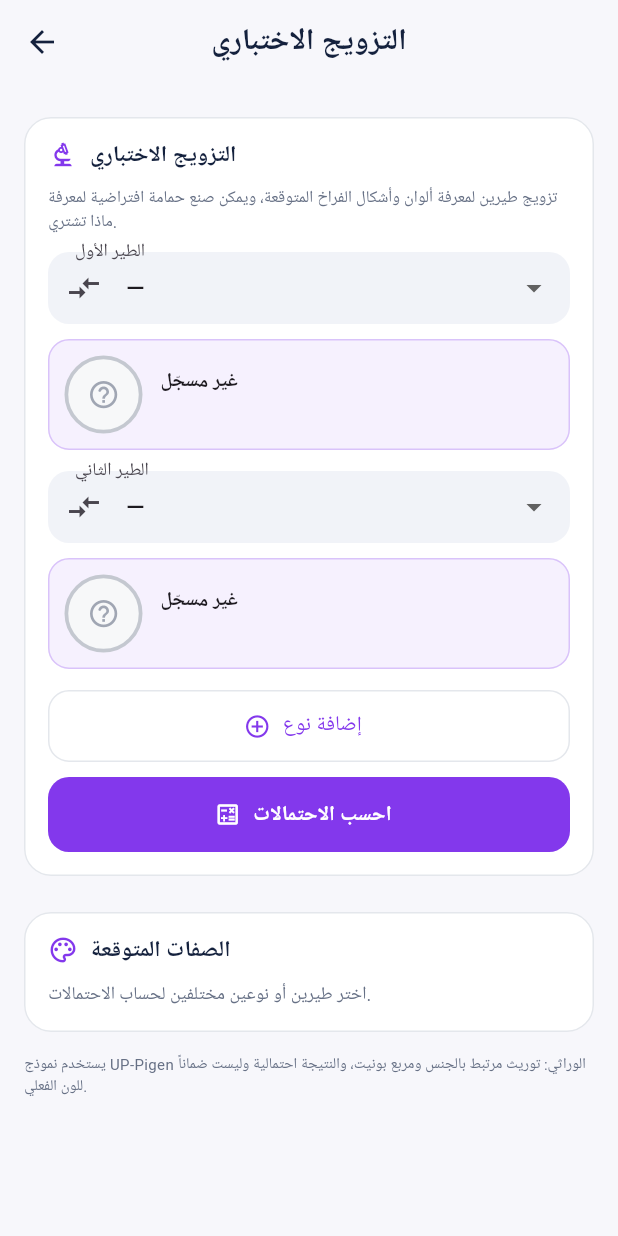
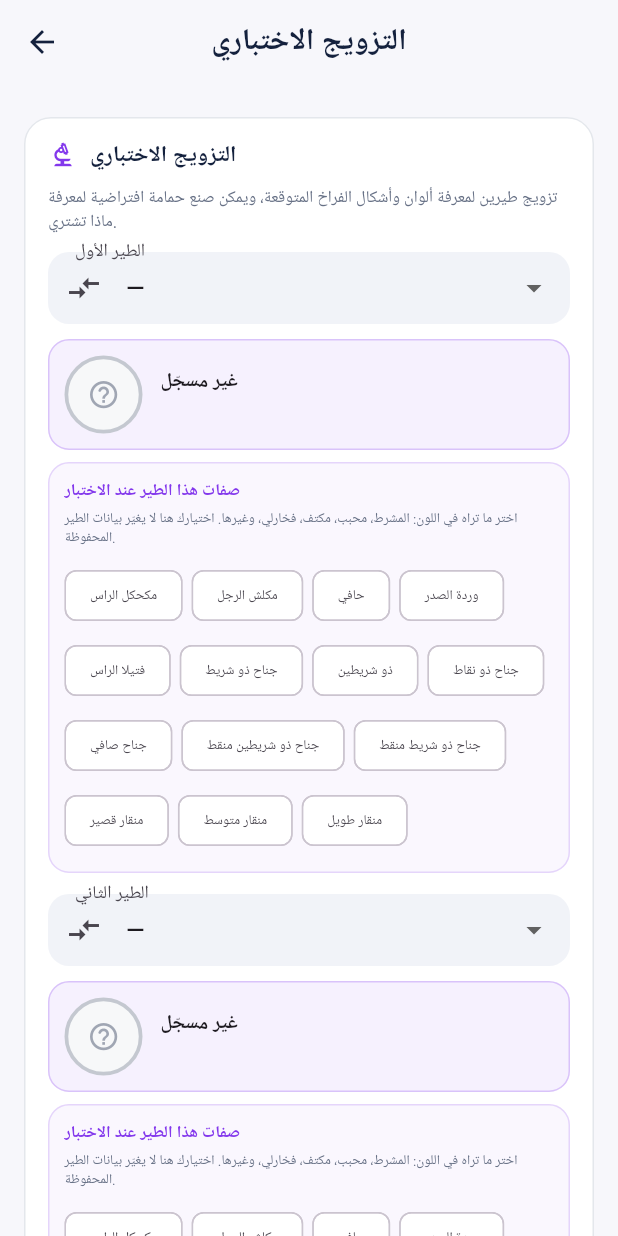
Before and after one commit to dotee313/DataHmamat, a Flutter app: the TestMatingPage screen opened directly, on a phone screen of 412 x 824 dp. Run offline on Flutter 3.47's test engine with Material 3 defaults, Android fonts, the phone set to English and light mode, and no system bars; our stand-ins replace file_picker, fl_chart, flutter_local_notifications, image_picker, pdf, qr_flutter and 3 more; accounts and stored records are empty.

Commit message:
تصحيح مسميات الوراثة وسؤال المستخدم عن صفات الطير عند التزويج

```diff
--- a/lib/genetics/genes.dart
+++ b/lib/genetics/genes.dart
@@ -94,7 +94,7 @@ final Map<String, Locus> loci = <String, Locus>{
     name: 'Check / Bar / T-pattern',
     description: 'نقش درع الجناح: T > C > + (شريط) > c (بلا شريط).',
     alleles: <String, Allele>{
-      'T': _a('T', 'T-pattern', 'نقش T داكن شبه صلب', 4, 'check داكن'),
+      'T': _a('T', 'T-pattern', 'نقش مكتف داكن شبه صلت', 4, 'check داكن'),
       'C': _a('C', 'Check', 'نقش منقّط / check', 3, 'checker'),
       '+': _a('+', 'Bar (wild type)', 'شريطان أسودان', 2, 'bar'),
       'c': _a('c', 'Barless', 'بلا شرائط', 1, 'barless'),
@@ -121,7 +121,7 @@ final Map<String, Locus> loci = <String, Locus>{
   'e': Locus(
     symbol: 'e',
     name: 'Recessive Red',
-    description: 'أحمر متوارٍ يحجب النقش ويعطي أحمر/كريمي.',
+    description: 'أحمر متنحي يحجب النقش ويعطي أحمر/كريمي.',
     alleles: <String, Allele>{
       'E+': _a('E+', 'Normal', 'تصبغ طبيعي', 2),
       'e': _a('e', 'Recessive Red', 'جسم أحمر/كريمي', 1, 'recessive red / cream'),
@@ -157,7 +157,7 @@ final Map<String, Locus> loci = <String, Locus>{
   'I': Locus(
     symbol: 'I',
     name: 'Ice',
-    description: 'تخفيف جليدي سائد بريش باهت متجمد.',
+    description: 'تخفيف باهت سائد بريش شاحب متجمد.',
     alleles: <String, Allele>{
       'I': _a('I', 'Ice', 'ريش باهت متجمد', 2, 'ice'),
       'i+': _a('i+', 'Normal', 'بلا جليد', 1),
--- a/lib/genetics/mapping.dart
+++ b/lib/genetics/mapping.dart
@@ -12,10 +12,19 @@ PigeonSex sexOf(Bird bird) => (bird.sex == 'أنثى' || bird.sex == 'female')
     ? PigeonSex.female
     : PigeonSex.male;
 
-Genotype genotypeFor(Bird bird) {
-  final builder = GenotypeBuilder(sexOf(bird));
-  _applyColor(builder, bird.color.trim());
-  for (final trait in bird.traits) {
+Genotype genotypeFor(Bird bird) =>
+    genotypeForParts(sexOf(bird), bird.color, bird.traits);
+
+/// اللون يضبط مواقع اللون فقط؛ أما نقش الجناح وبقية الصفات فتؤخذ من
+/// اختيار المستخدم في شاشة التزويج، لأن اللون الواحد قد يكون مشرطاً أو فخارلياً.
+Genotype genotypeForParts(
+  PigeonSex sex,
+  String color,
+  Iterable<String> traits,
+) {
+  final builder = GenotypeBuilder(sex);
+  _applyColor(builder, color.trim());
+  for (final trait in traits) {
     _applyTrait(builder, trait.trim());
   }
   return builder.build();
@@ -49,8 +58,8 @@ void _applyColor(GenotypeBuilder builder, String color) {
       builder.setBoth('e', 'e', 'e');
       break;
     case 'ازرق':
+      // النقش لا يُستنتج من اللون؛ المستخدم يختاره في شاشة التزويج.
       builder.setB('B^+');
-      builder.setBoth('C', '+', '+');
       break;
     case 'رمادي':
       builder.setB('B^+');
@@ -85,15 +94,20 @@ void _applyTrait(GenotypeBuilder builder, String trait) {
       builder.setBoth('C', 'T', '+');
       break;
     case 'مكحكل الراس':
-      builder.setBoth('S', 'S', 'S');
-      break;
     case 'فتيلا الراس':
+      // كلاهما فتيلا في الرأس: موقع Crest (Cr).
       builder.setBoth('Cr', 'Cr', 'Cr');
       break;
     case 'وردة الصدر':
-      builder.setBoth('G', 'G', 'G');
+      // فتيلا/مفتل الصدر: موقع Frill (Fr).
+      builder.setBoth('Fr', 'Fr', 'Fr');
       break;
     case 'مكلش الرجل':
+      // مكلش الرجل = ريش على الرجلين (Foot feathering).
+      builder.setBoth('F', 'F', 'F');
+      break;
+    case 'حافي':
+      // حافي = بلا ريش في القدمين.
       builder.setBoth('F', 'f+', 'f+');
       break;
     default:
@@ -102,14 +116,25 @@ void _applyTrait(GenotypeBuilder builder, String trait) {
   }
 }
 
-double beakScoreFor(Bird bird) {
+double beakScoreForTraits(Iterable<String> traits) {
   var score = 0.0;
-  if (bird.traits.contains('منقار قصير')) score -= 2.0;
-  if (bird.traits.contains('منقار طويل')) score += 2.0;
+  if (traits.contains('منقار قصير')) score -= 2.0;
+  if (traits.contains('منقار طويل')) score += 2.0;
   return score;
 }
 
+double beakScoreFor(Bird bird) => beakScoreForTraits(bird.traits);
+
 /// المنقار صفة متعددة الجينات: متوسط درجتي الأب والأم.
-BeakModel expectedBeak(Bird father, Bird mother) => BeakModel(
-      lengthScore: (beakScoreFor(father) + beakScoreFor(mother)) / 2,
+BeakModel expectedBeakTraits(
+  Iterable<String> fatherTraits,
+  Iterable<String> motherTraits,
+) =>
+    BeakModel(
+      lengthScore: (beakScoreForTraits(fatherTraits) +
+              beakScoreForTraits(motherTraits)) /
+          2,
     );
+
+BeakModel expectedBeak(Bird father, Bird mother) =>
+    expectedBeakTraits(father.traits, mother.traits);
--- a/lib/genetics/mutations.dart
+++ b/lib/genetics/mutations.dart
@@ -57,7 +57,7 @@ final List<Mutation> mutations = <Mutation>[
     locus: 'C',
     allele: 'T',
     inheritance: 'dominant over check',
-    description: 'نقش T داكن شبه صلب.',
+    description: 'نقش مكتف داكن شبه صلت.',
   ),
   const Mutation(
     name: 'Barless',
@@ -111,7 +111,7 @@ final List<Mutation> mutations = <Mutation>[
     locus: 'I',
     allele: 'I',
     inheritance: 'autosomal dominant',
-    description: 'تخفيف جليدي بريش باهت.',
+    description: 'تخفيف باهت بريش شاحب.',
     breeds: <String>['Ice Pigeon'],
   ),
   const Mutation(
--- a/lib/l10n.dart
+++ b/lib/l10n.dart
@@ -193,7 +193,7 @@ abstract final class S {
   static String get aboutText => ar
       ? 'سجل الحمامات المحلي. بياناتك ملكك، تبقى على جهازك.'
       : 'Your offline pigeon record. Your data stays on your device.';
-  static String get version => ar ? 'الإصدار 0.6.1' : 'Version 0.6.1';
+  static String get version => ar ? 'الإصدار 0.6.2' : 'Version 0.6.2';
 
   /// الصفات الجاهزة بأسمائها العربية كما كُتبت، بلا تحريف ولا تشكيل.
   static const List<String> readyColors = <String>[
@@ -211,6 +211,7 @@ abstract final class S {
   static const List<String> readyMarks = <String>[
     'مكحكل الراس',
     'مكلش الرجل',
+    'حافي',
     'وردة الصدر',
     'فتيلا الراس',
   ];
@@ -286,8 +287,13 @@ abstract final class S {
   static String get expectedTraits => ar ? 'الصفات المتوقعة' : 'Expected traits';
   static String get traitChance => ar ? 'الاحتمال' : 'Chance';
   static String get testMatingHint => ar
-      ? 'يستخدم نموذج UP-Pigen الوراثي: توريث مرتبط بالجنس ومربع بونيت، والنتيجة احتمالية وليست ضماناً للون الفعلي.'
-      : 'Uses the UP-Pigen model: sex-linked inheritance and Punnett squares; results are probabilities, not guarantees.';
+      ? 'يستخدم نموذج UP-Pigen الوراثي: توريث مرتبط بالجنس ومربع بونيت. اختر صفات كل طير بنفسك، لأن اللون وحده لا يخبرنا إن كان الجناح مشرطاً أم فخارلياً؛ النتيجة احتمالية وليست ضماناً.'
+      : 'Uses the UP-Pigen model: sex-linked inheritance and Punnett squares. Pick each parent\'s traits yourself, since color alone does not tell whether the wing is barred or barless; results are probabilities, not guarantees.';
+  static String get parentTraits =>
+      ar ? 'صفات هذا الطير عند الاختبار' : 'Traits for this parent';
+  static String get parentTraitsHint => ar
+      ? 'اختر ما تراه في اللون: المشرط، محبب، مكتف، فخارلي، وغيرها. اختيارك هنا لا يغيّر بيانات الطير المحفوظة.'
+      : 'Choose what you see in the color: barred, check, T-check, barless, and so on. This does not change the saved bird.';
   static String get chooseTwoParents => ar
       ? 'اختر طيرين أو نوعين مختلفين لحساب الاحتمالات.'
       : 'Choose two different birds or types to calculate chances.';
@@ -303,8 +309,8 @@ abstract final class S {
       ar ? 'نسبة الذكور إلى الإناث' : 'Sex ratio';
   static String get expectedBeak => ar ? 'المنقار المتوقع' : 'Expected beak';
   static String get approximateMapping => ar
-      ? 'تُترجم الألوان والصفات إلى تراكيب جينية تقريبية وفق نموذج UP-Pigen؛ النتائج احتمالية وليست ضماناً.'
-      : 'Colors and traits are mapped to approximate genotypes using UP-Pigen; results are probabilities, not guarantees.';
+      ? 'اللون يُترجم إلى مواقع اللون فقط، أما الصفات فتؤخذ من اختيارك في هذه الشاشة. كل ذلك تقريب وفق نموذج UP-Pigen، والنتائج احتمالية وليست ضماناً.'
+      : 'Color maps to color loci only; traits come from your choices in this screen. Both are approximations under UP-Pigen, and results are probabilities, not guarantees.';
   static String resultCount(int n) =>
       ar ? 'عدد النتائج المختلفة: $n' : '$n distinct results';
   static String get confirmDelete => ar ? 'تأكيد الحذف؟' : 'Confirm delete?';
--- a/lib/test_mating.dart
+++ b/lib/test_mating.dart
@@ -21,6 +21,8 @@ class TestMatingPage extends StatefulWidget {
 class _TestMatingPageState extends State<TestMatingPage> {
   String? _first;
   String? _second;
+  List<String> _firstTraits = <String>[];
+  List<String> _secondTraits = <String>[];
 
   List<PhenotypePrediction> _predictions = <PhenotypePrediction>[];
   bool _calculated = false;
@@ -75,12 +77,18 @@ class _TestMatingPageState extends State<TestMatingPage> {
     // التزويج يحتاج ذكراً وأنثى؛ نحدد الأب والأم تلقائياً من الجنس.
     Bird? father;
     Bird? mother;
+    List<String> fatherTraits = <String>[];
+    List<String> motherTraits = <String>[];
     if (sexOf(a) == PigeonSex.male && sexOf(b) == PigeonSex.female) {
       father = a;
       mother = b;
+      fatherTraits = _firstTraits;
+      motherTraits = _secondTraits;
     } else if (sexOf(a) == PigeonSex.female && sexOf(b) == PigeonSex.male) {
       father = b;
       mother = a;
+      fatherTraits = _secondTraits;
+      motherTraits = _firstTraits;
     }
     if (father == null || mother == null) {
       setState(() {
@@ -91,12 +99,15 @@ class _TestMatingPageState extends State<TestMatingPage> {
       return;
     }
 
-    final fatherGenotype = genotypeFor(father);
-    final motherGenotype = genotypeFor(mother);
+    final fatherGenotype =
+        genotypeForParts(sexOf(father), father.color, fatherTraits);
+    final motherGenotype =
+        genotypeForParts(sexOf(mother), mother.color, motherTraits);
     final offspring = cross(fatherGenotype, motherGenotype);
     final ratios = sexRatios(offspring);
     final grouped = summarizeByPhenotype(offspring, limit: 0);
-    final beakLabel = expectedBeak(father, mother).lengthClassAr();
+    final beakLabel =
+        expectedBeakTraits(fatherTraits, motherTraits).lengthClassAr();
 
     setState(() {
       _error = null;
@@ -193,6 +204,67 @@ class _TestMatingPageState extends State<TestMatingPage> {
     );
   }
 
+  Widget _traitsCard(
+    List<String> selected,
+    ValueChanged<List<String>> onChanged,
+  ) {
+    return Container(
+      padding: const EdgeInsets.all(10),
+      decoration: BoxDecoration(
+        color: AppTheme.purple.withValues(alpha: 0.04),
+        borderRadius: BorderRadius.circular(14),
+        border: Border.all(color: AppTheme.purple.withValues(alpha: 0.18)),
+      ),
+      child: Column(
+        crossAxisAlignment: CrossAxisAlignment.start,
+        children: [
+          Text(
+            S.parentTraits,
+            style: const TextStyle(
+              fontSize: 11,
+              fontWeight: FontWeight.w800,
+              color: AppTheme.purple,
+            ),
+          ),
+          const SizedBox(height: 4),
+          Text(
+            S.parentTraitsHint,
+            style: const TextStyle(fontSize: 9, color: AppTheme.muted),
+          ),
+          const SizedBox(height: 8),
+          Wrap(
+            spacing: 6,
+            runSpacing: 2,
+            children: <Widget>[
+              for (final trait in S.readyTraits)
+                FilterChip(
+                  showCheckmark: false,
+                  selected: selected.contains(trait),
+                  label: Text(
+                    trait,
+                    style: const TextStyle(fontSize: 9),
+                  ),
+                  onSelected: (value) {
+                    final next = List<String>.from(selected);
+                    if (value) {
+                      if (!next.contains(trait)) next.add(trait);
+                    } else {
+                      next.remove(trait);
+                    }
+                    setState(() {
+                      onChanged(next);
+                      _calculated = false;
+                      _error = null;
+                    });
+                  },
+                ),
+            ],
+          ),
+        ],
+      ),
+    );
+  }
+
   Widget _dropdown(String label, String? value, ValueChanged<String?> onChanged) {
     return DropdownButtonFormField<String>(
       initialValue: value,
@@ -239,6 +311,7 @@ class _TestMatingPageState extends State<TestMatingPage> {
                   _first,
                   (v) => setState(() {
                     _first = v;
+                    _firstTraits = List<String>.from(_resolve(v)?.traits ?? const <String>[]);
                     _calculated = false;
                     _error = null;
                   }),
@@ -248,12 +321,15 @@ class _TestMatingPageState extends State<TestMatingPage> {
                   _first,
                   role: _calculated ? S.father : null,
                 ),
+                const SizedBox(height: 8),
+                _traitsCard(_firstTraits, (v) => _firstTraits = v),
                 const SizedBox(height: 14),
                 _dropdown(
                   S.selectSecondParent,
                   _second,
                   (v) => setState(() {
                     _second = v;
+                    _secondTraits = List<String>.from(_resolve(v)?.traits ?? const <String>[]);
                     _calculated = false;
                     _error = null;
                   }),
@@ -263,6 +339,8 @@ class _TestMatingPageState extends State<TestMatingPage> {
                   _second,
                   role: _calculated ? S.mother : null,
                 ),
+                const SizedBox(height: 8),
+                _traitsCard(_secondTraits, (v) => _secondTraits = v),
                 if (_error != null) ...[
                   const SizedBox(height: 10),
                   Text(
--- a/pubspec.yaml
+++ b/pubspec.yaml
@@ -1,7 +1,7 @@
 name: data_hmamat
 description: "Data Hmamat - offline pigeon records, bilateral pedigree, weekly photos."
 publish_to: none
-version: 0.6.1+8
+version: 0.6.2+9
 
 environment:
   sdk: '>=3.4.0 <4.0.0'
```
Also changed, not shown: lib/genetics/phenotype.dart (+15 -14 lines), 1 other file.
